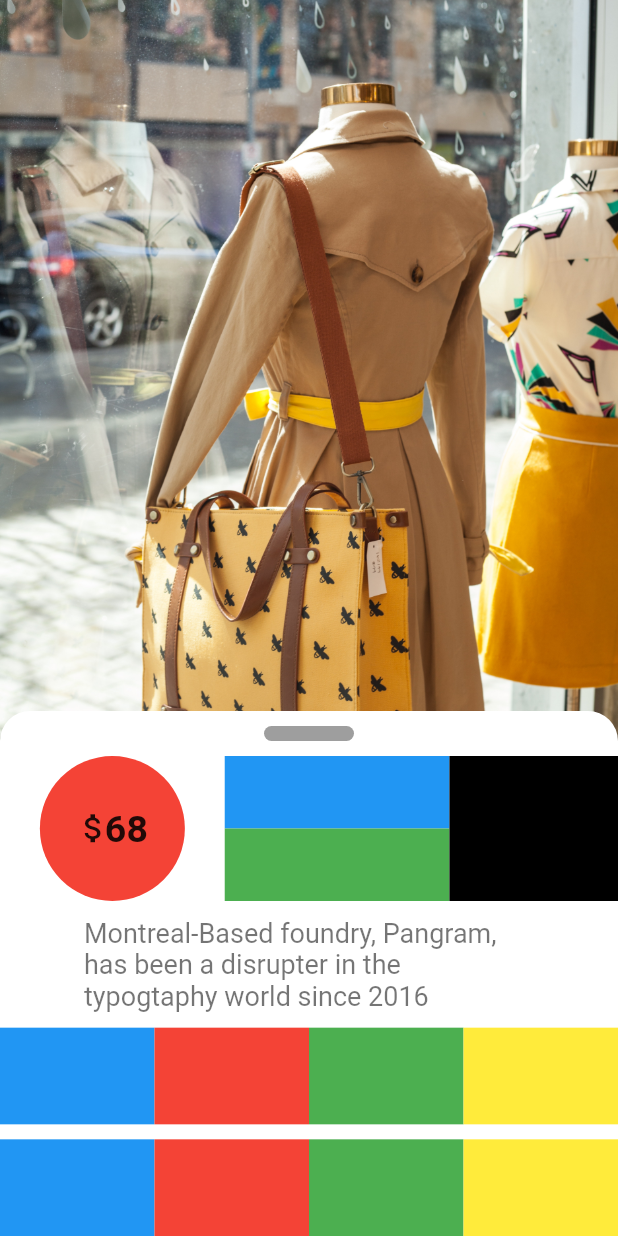
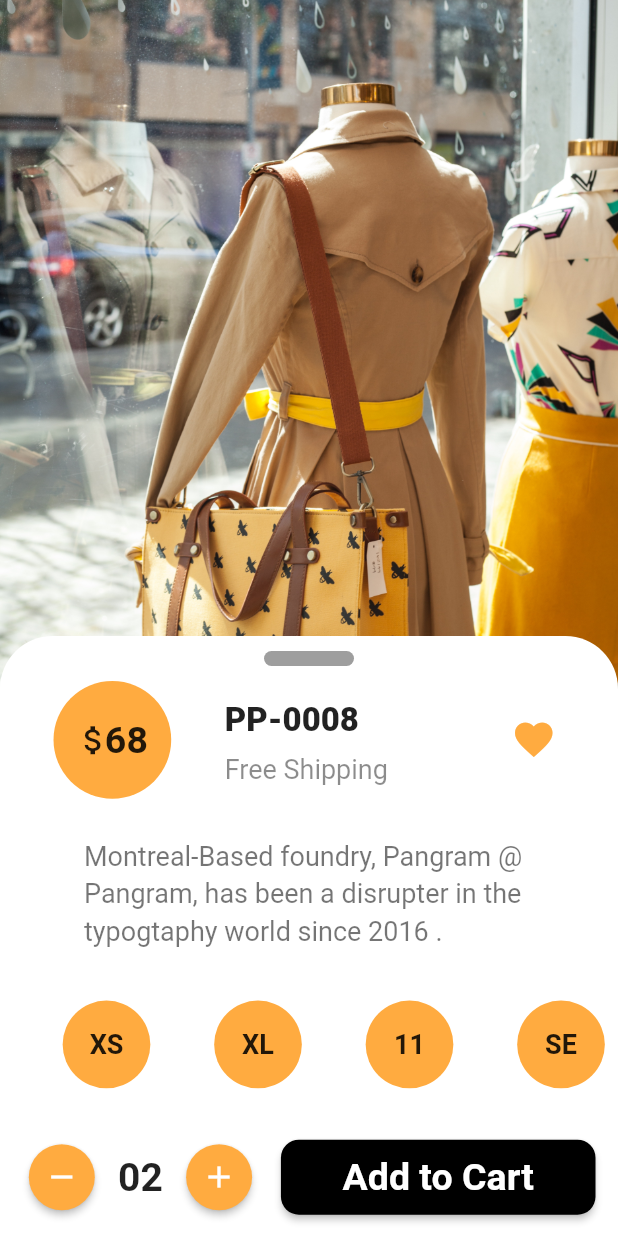
Before and after one commit to Thr93Satar/hiring_academy, a Flutter app: the screen it shows after launch, on a phone screen of 412 x 824 dp. Run offline on Flutter 3.47's test engine with Material 2 defaults, Android fonts, the phone set to English and light mode, and no system bars.

Commit message:
Finished my long day work :D on Item selling page .

```diff
--- a/lib/main.dart
+++ b/lib/main.dart
@@ -1,3 +1,5 @@
+import 'dart:ui';
+
 import 'package:flutter/cupertino.dart';
 import 'package:flutter/material.dart';
 import 'package:flutter/widgets.dart';
@@ -11,6 +13,7 @@ class MyApp extends StatelessWidget {
 
   @override
   Widget build(BuildContext context) {
+    final List<String> entries = <String>['XS', 'XL', '11', 'SE', '12', '14'];
     return MaterialApp(
       home: Scaffold(
         body: Column(children: [
@@ -26,17 +29,18 @@ class MyApp extends StatelessWidget {
                   ),
                 ],
               ),
-              Column( //-------------------------------------------------------- Slider Content------------------------//
+              Column(
+                //-------------------------------------------------------- Slider Content------------------------//
                 mainAxisAlignment: MainAxisAlignment.end,
                 children: [
                   Container(
-                    height: 350,
+                    height: 400,
                     width: double.infinity,
                     decoration: const BoxDecoration(
                         color: Colors.white,
                         borderRadius: BorderRadius.only(
-                            topRight: Radius.circular(20),
-                            topLeft: Radius.circular(20))),
+                            topRight: Radius.circular(35),
+                            topLeft: Radius.circular(35))),
                     child: Column(
                       children: [
                         const SizedBox(
@@ -60,16 +64,17 @@ class MyApp extends StatelessWidget {
                           //-------------------------------------------Spacing
                           height: 10,
                         ),
-                        Expanded( flex: 3,
-                          child: Row ( //row 6
+                        Expanded(
+                          flex: 3,
+                          child: Row(//row 6
                               children: [
                             Expanded(
                               flex: 4,
-                                  child: Stack(
-                                    alignment: Alignment.center,
-                                    children: [Container(
+                              child:
+                                  Stack(alignment: Alignment.center, children: [
+                                Container(
                                   decoration: const BoxDecoration(
-                                        color: Colors.red,
+                                    color: Colors.orangeAccent,
                                     shape: BoxShape.circle,
                                   ),
                                 ),
@@ -95,8 +100,7 @@ class MyApp extends StatelessWidget {
                                         ),
                                       ),
                                     ])
-                                   ]
-                                  ),
+                              ]),
                             ),
                             Expanded(
                                 flex: 4,
@@ -104,13 +108,19 @@ class MyApp extends StatelessWidget {
                                   children: [
                                     Expanded(
                                       child: Row(
-                                            crossAxisAlignment: CrossAxisAlignment.start,
+                                        crossAxisAlignment:
+                                            CrossAxisAlignment.end,
                                         children: [
                                           Expanded(
                                             flex: 4,
                                             child: Container(
-                                                  decoration: const BoxDecoration(
-                                                    color: Colors.blue,
+                                              decoration: const BoxDecoration(),
+                                              child: const Text(
+                                                'PP-0008',
+                                                style: TextStyle(
+                                                  fontSize: 22,
+                                                  fontWeight: FontWeight.w900,
+                                                ),
                                               ),
                                             ),
                                           )
@@ -118,13 +128,20 @@ class MyApp extends StatelessWidget {
                                       ),
                                     ),
                                     Expanded(
-                                          child: Row (
+                                      child: Row(
+                                        crossAxisAlignment:
+                                            CrossAxisAlignment.center,
                                         children: [
                                           Expanded(
                                             flex: 4,
                                             child: Container(
-                                                  decoration: const BoxDecoration(
-                                                    color: Colors.green,
+                                              decoration: const BoxDecoration(),
+                                              child: const Text(
+                                                'Free Shipping',
+                                                style: TextStyle(
+                                                  fontSize: 18,
+                                                  color: Colors.black45,
+                                                ),
                                               ),
                                             ),
                                           )
@@ -132,25 +149,26 @@ class MyApp extends StatelessWidget {
                                       ),
                                     )
                                   ],
-
                                 )),
                             Expanded(
                               flex: 3,
                               child: Container(
-                                    decoration: const BoxDecoration(
-                                      color: Colors.black,
+                                decoration: const BoxDecoration(),
+                                child: const Icon(
+                                  Icons.favorite,
+                                  color: Colors.orangeAccent,
+                                  size: 30,
                                 ),
                               ),
                             ),
-                              ]
-                          ),
+                          ]),
                         ),
                         const SizedBox(
                           //-------------------------------------------Spacing
                           height: 10,
                         ),
                         Expanded(
-                          flex: 2,
+                          flex: 4,
                           child: Row(
                             mainAxisAlignment: MainAxisAlignment.center,
                             children: [
@@ -158,9 +176,10 @@ class MyApp extends StatelessWidget {
                                 width: 300,
                                 decoration: const BoxDecoration(),
                                 child: const Text(
-                                  'Montreal-Based foundry, Pangram, has been a disrupter in the typogtaphy world since 2016',
+                                  'Montreal-Based foundry, Pangram @ Pangram, has been a disrupter in the typogtaphy world since 2016 .',
                                   textAlign: TextAlign.start,
                                   style: TextStyle(
+                                    height: 1.4,
                                     fontSize: 18,
                                     color: Colors.black54,
                                   ),
@@ -174,38 +193,40 @@ class MyApp extends StatelessWidget {
                           height: 10,
                         ),
                         Expanded(
-                          flex: 2,
-                          //------------------------------------------------------ 3rd card
+                          flex: 3,
                           child: Row(
                             children: [
+                              const SizedBox(
+                                width: 10,
+                              ),
                               Expanded(
-                                  flex: 2,
-                                  child: Container(
+                                child: ListView.separated(
+                                  scrollDirection: Axis.horizontal,
+                                  padding: const EdgeInsets.all(10),
+                                  itemCount: entries.length,
+                                  itemBuilder: (BuildContext context, int index) {
+                                    return Container(
+                                      margin: const EdgeInsets.only(left: 1),
+                                      height: 100,
+                                      width: 100,
                                       decoration: const BoxDecoration(
-                                      color: Colors.blue,
+                                        color: Colors.orangeAccent,
+                                        shape: BoxShape.circle,
                                       ),
+                                      child: Center(
+                                          child: Text(
+                                        entries[index],
+                                        style: const TextStyle(
+                                            fontWeight: FontWeight.bold,
+                                            fontSize: 18),
                                       )),
-                              Expanded(
-                                  flex: 2,
-                                  child: Container(
-                                    decoration: const BoxDecoration(
-                                      color: Colors.red,
+                                    );
+                                  },
+                                  separatorBuilder:
+                                      (BuildContext context, int index) =>
+                                          const Divider(),
                                 ),
-                                  )),
-                              Expanded(
-                                  flex: 2,
-                                  child: Container(
-                                    decoration: const BoxDecoration(
-                                      color: Colors.green,
                               ),
-                                  )),
-                              Expanded(
-                                  flex: 2,
-                                  child: Container(
-                                    decoration: const BoxDecoration(
-                                      color: Colors.yellow,
-                                    ),
-                                  )),
                             ],
                           ),
                         ),
@@ -214,38 +235,74 @@ class MyApp extends StatelessWidget {
                           height: 10,
                         ),
                         Expanded(
-                          flex: 2,
-                          //------------------------------------------------------ 3rd card
+                          flex: 3,
                           child: Row(
                             children: [
+                              const SizedBox(
+                                //-------------------------------------------Spacing
+                                width: 15,
+                              ),
                               Expanded(
-                                  flex: 2,
+                                  flex: 1,
                                   child: Container(
-                                    decoration: const BoxDecoration(
-                                      color: Colors.blue,
+                                    child: ElevatedButton(
+                                      onPressed: () {},
+                                      child: const Icon(Icons.remove, color: Colors.white),
+                                      style: ElevatedButton.styleFrom(
+                                        shape: const CircleBorder(),
+                                        padding: const EdgeInsets.all(10),
+                                        primary: Colors.orangeAccent, // <-- Button color
+                                        onPrimary: Colors.red, // <-- Splash color
                                       ),
+                                    )
                                   )),
                               Expanded(
-                                  flex: 2,
+                                  flex: 1,
                                   child: Container(
-                                    decoration: const BoxDecoration(
-                                      color: Colors.red,
-                                    ),
+                                    alignment: Alignment.center,
+                                    child: const Text('02', style: TextStyle(
+                                      fontSize: 26,
+                                      fontWeight: FontWeight.bold,
+                                    ),),
                                   )),
                               Expanded(
-                                  flex: 2,
+                                  flex: 1,
                                   child: Container(
-                                    decoration: const BoxDecoration(
-                                      color: Colors.green,
+                                      child: ElevatedButton(
+                                        onPressed: () {},
+                                        child: const Icon(Icons.add, color: Colors.white),
+                                        style: ElevatedButton.styleFrom(
+                                          shape: const CircleBorder(),
+                                          padding: const EdgeInsets.all(10),
+                                          primary: Colors.orangeAccent, // <-- Button color
+                                          onPrimary: Colors.red, // <-- Splash color
                                         ),
+                                      )
                                   )),
+                              const SizedBox(
+                                //-------------------------------------------Spacing
+                                width: 15,
+                              ),
                               Expanded(
-                                  flex: 2,
+                                  flex: 4,
                                   child: Container(
-                                    decoration: const BoxDecoration(
-                                      color: Colors.yellow,
+                                    height: 50,
+                                      child: ElevatedButton(
+                                        onPressed: () {},
+                                        child: Text('Add to Cart', style: TextStyle(fontWeight: FontWeight.bold, fontSize: 25),),
+                                        style: ButtonStyle(
+                                          backgroundColor: MaterialStateProperty.all(Colors.black),
+                                          shape: MaterialStateProperty.all(RoundedRectangleBorder(
+                                            borderRadius: BorderRadius.circular(12),) // <-- Radius
                                           ),
-                                  )),
+                                        ),
+                                      )
+                                  )
+                              ),
+                              const SizedBox(
+                                //-------------------------------------------Spacing
+                                width: 15,
+                              ),
                             ],
                           ),
                         ),
```
Lines whose indentation alone changed are shown as unchanged.
